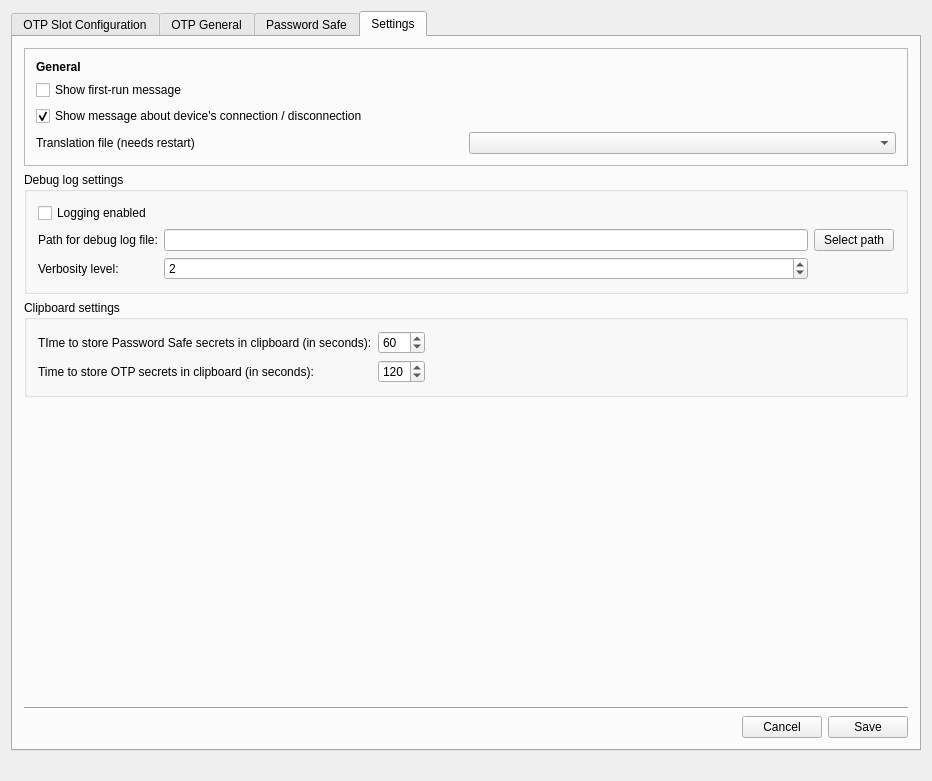
Before: the Qt Designer form src/ui/mainwindow.ui in Nitrokey/nitrokey-app, drawn with Qt 5.
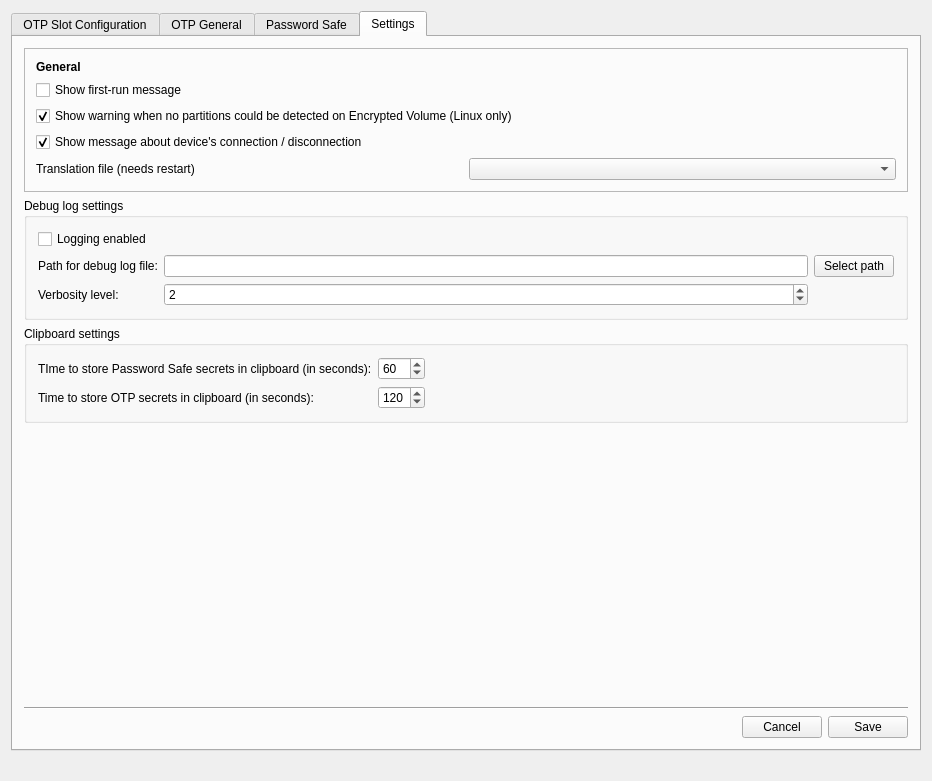
After: the same form once the commit is applied. Icons and pictures are not drawn.

Commit message: Allow user to skip further reminding about no partitions on Encrypted Volume

Diff of the .ui file:
```diff
--- a/src/ui/mainwindow.ui
+++ b/src/ui/mainwindow.ui
@@ -1367,6 +1367,16 @@
                    </property>
                   </widget>
                  </item>
+                 <item>
+                  <widget class="QCheckBox" name="cb_check_symlink">
+                   <property name="text">
+                    <string>Show warning when no partitions could be detected on Encrypted Volume (Linux only)</string>
+                   </property>
+                   <property name="checked">
+                    <bool>true</bool>
+                   </property>
+                  </widget>
+                 </item>
                  <item>
                   <widget class="QCheckBox" name="cb_device_connection_message">
                    <property name="text">
```
The commit also changes 1 other file.
